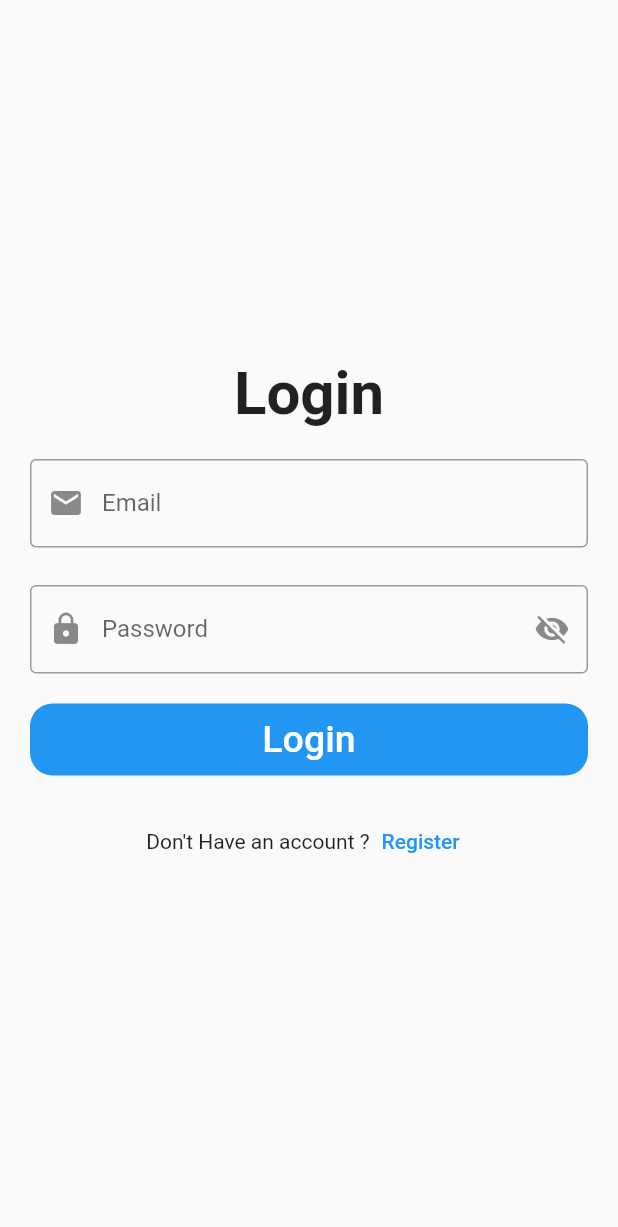
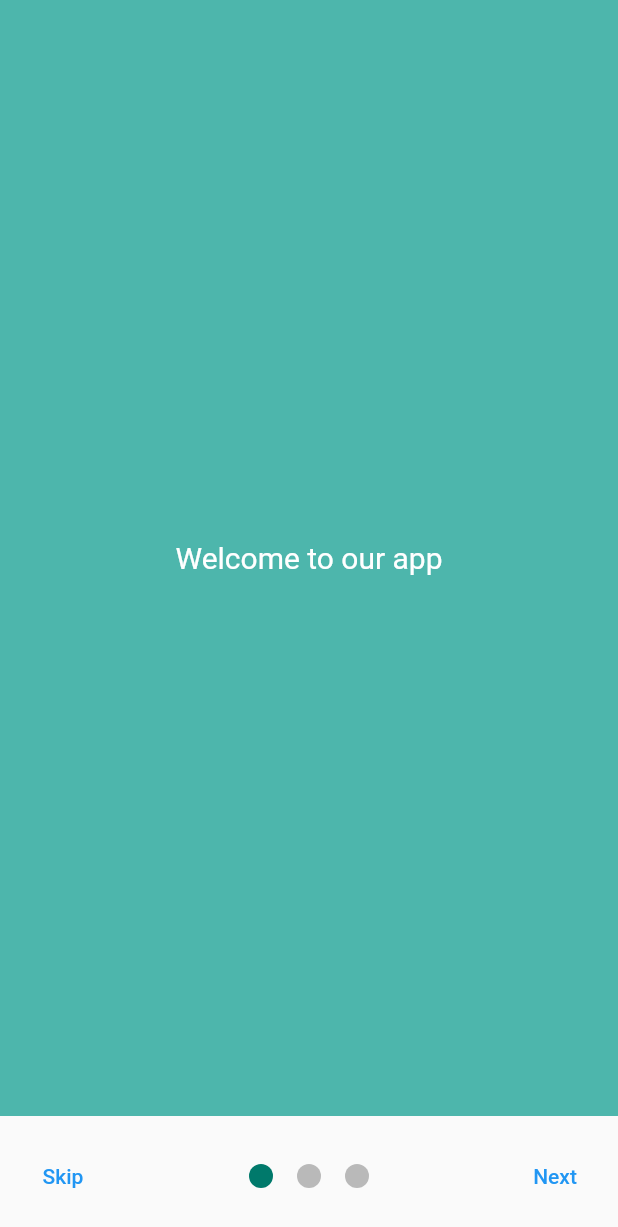
Before and after one commit to MoIbrahem/ExampleFlutter, a Flutter app: the screen it shows after launch, on a phone screen of 412 x 824 dp. Shown: the top 1227 px of the screen. Run offline on Flutter 3.47's test engine with Material 2 defaults, Android fonts, the phone set to English and light mode, and no system bars; drawn by our look-alikes of smooth_page_indicator; our stand-ins replace cloud_firestore, dio, firebase_auth, firebase_core, shared_preferences; accounts and stored records are empty.

Commit message:
adding onboarding screen

```diff
--- a/lib/BottomNavigation/Navigation.dart
+++ b/lib/BottomNavigation/Navigation.dart
@@ -2,7 +2,9 @@ import 'package:example/BottomNavigation/DoneScreen.dart';
 import 'package:example/BottomNavigation/Profile.dart';
 import 'package:example/BottomNavigation/TaskScreen.dart';
 import 'package:example/model/storyModel.dart';
+import 'package:example/onboarding/onboarding.dart';
 import 'package:flutter/material.dart';
+import 'package:shared_preferences/shared_preferences.dart';
 
 class Navigation extends StatefulWidget {
   const Navigation({Key? key}) : super(key: key);
@@ -23,6 +25,14 @@ class _NavigationState extends State<Navigation> {
     return Scaffold(
       appBar: AppBar(
         title: Text("Task App"),
+        actions: [
+          IconButton(onPressed: () async {
+            final prefs = await SharedPreferences.getInstance();
+            prefs.setBool('showHome', false);
+
+            Navigator.of(context).pushReplacement(MaterialPageRoute(builder: (context) => OnBording()));
+          }, icon: const Icon(Icons.logout))
+        ],
       ),
       bottomNavigationBar: BottomNavigationBar(
         currentIndex: currentIndex,
--- a/lib/main.dart
+++ b/lib/main.dart
@@ -1,6 +1,8 @@
 import 'package:example/main_page.dart';
+import 'package:example/onboarding/onboarding.dart';
 import 'package:firebase_core/firebase_core.dart';
 import 'package:flutter/material.dart';
+import 'package:shared_preferences/shared_preferences.dart';
 
 import 'firebase_options.dart';
 
@@ -9,12 +11,18 @@ Future<void> main() async {
   await Firebase.initializeApp(
     options: DefaultFirebaseOptions.currentPlatform,
   );
-
-  runApp(MyApp());
+  final prefs = await SharedPreferences.getInstance();
+  final showHome = prefs.getBool('showHome') ?? false;
+  runApp(MyApp(showHome: showHome));
 }
 
 class MyApp extends StatelessWidget {
-  const MyApp({Key? key}) : super(key: key);
+  final bool showHome ;
+  const MyApp({
+    Key? key ,
+    required this.showHome,
+}) : super(key: key);
+
 
   @override
   Widget build(BuildContext context) {
@@ -22,7 +30,7 @@ class MyApp extends StatelessWidget {
       debugShowCheckedModeBanner: false,
       title: 'flutter demo',
       theme: new ThemeData(primarySwatch: Colors.blue),
-      home: MainPage(),
+      home: showHome ? MainPage() : OnBording(),
     );
   }
 }
--- /dev/null
+++ b/lib/onboarding/onboarding.dart
@@ -0,0 +1,117 @@
+import 'package:example/auth/LoginScreen.dart';
+import 'package:flutter/material.dart';
+import 'package:shared_preferences/shared_preferences.dart';
+import 'package:smooth_page_indicator/smooth_page_indicator.dart';
+
+class OnBording extends StatefulWidget {
+  const OnBording({Key? key}) : super(key: key);
+
+  @override
+  State<OnBording> createState() => _OnBordingState();
+}
+
+class _OnBordingState extends State<OnBording> {
+  final controller = PageController();
+  bool isLastPage = false;
+  @override
+  void dispose() {
+    controller.dispose();
+    super.dispose();
+  }
+
+  @override
+  Widget build(BuildContext context) {
+    return Scaffold(
+      body: Container(
+        padding: const EdgeInsets.only(bottom: 80),
+        child: PageView(
+          controller: controller,
+          onPageChanged: (index) {
+            setState(() => isLastPage = index == 2);
+          },
+          children: [
+            Container(
+              color: Colors.teal.shade300,
+              child: const Center(
+                child: Text(
+                  'Welcome to our app',
+                  style: TextStyle(fontSize: 20, color: Colors.white),
+                ),
+              ),
+            ),
+            Container(
+              color: Colors.pink,
+              child: const Center(
+                child: Text(
+                  'Welcome to our app',
+                  style: TextStyle(fontSize: 20, color: Colors.white),
+                ),
+              ),
+            ),
+            Container(
+              color: Colors.blueGrey,
+              child: const Center(
+                child: Text(
+                  'Welcome to our app',
+                  style: TextStyle(fontSize: 20, color: Colors.white),
+                ),
+              ),
+            ),
+          ],
+        ),
+      ),
+      bottomSheet: isLastPage
+          ? TextButton(
+              style: TextButton.styleFrom(
+                // shape: RoundedRectangleBorder(
+                //   borderRadius: BorderRadius.(5),
+                // ),
+                primary: Colors.white,
+                backgroundColor: Colors.teal,
+                minimumSize: const Size.fromHeight(80),
+              ),
+              onPressed: () async {
+                final prefs = await SharedPreferences.getInstance();
+                prefs.setBool('showHome', true);
+                Navigator.of(context).pushReplacement(
+                  MaterialPageRoute(builder: (context) => LoginScreen()),
+                );
+              },
+              child: const Text(
+                'Get Started',
+                style: TextStyle(fontSize: 20),
+              ))
+          : Container(
+              padding: const EdgeInsets.symmetric(horizontal: 10),
+              height: 80,
+              child: Row(
+                mainAxisAlignment: MainAxisAlignment.spaceBetween,
+                children: [
+                  TextButton(
+                      onPressed: () => controller.jumpToPage(2),
+                      child: Text('Skip')),
+                  Center(
+                    child: SmoothPageIndicator(
+                      controller: controller,
+                      count: 3,
+                      effect: WormEffect(
+                        spacing: 16,
+                        dotColor: Colors.black26,
+                        activeDotColor: Colors.teal.shade700,
+                      ),
+                      onDotClicked: (index) => controller.animateToPage(index,
+                          duration: const Duration(milliseconds: 500),
+                          curve: Curves.easeIn),
+                    ),
+                  ),
+                  TextButton(
+                      onPressed: () => controller.nextPage(
+                          duration: const Duration(milliseconds: 500),
+                          curve: Curves.easeInOut),
+                      child: Text('Next')),
+                ],
+              ),
+            ),
+    );
+  }
+}
--- a/pubspec.yaml
+++ b/pubspec.yaml
@@ -44,6 +44,7 @@ dependencies:
   intl: ^0.17.0
   provider: ^3.1.0
   flutter_spinkit: "^4.0.0"
+  smooth_page_indicator: ^1.0.0+2
 
 
 dev_dependencies:
```
Also changed, not shown: pubspec.lock.
